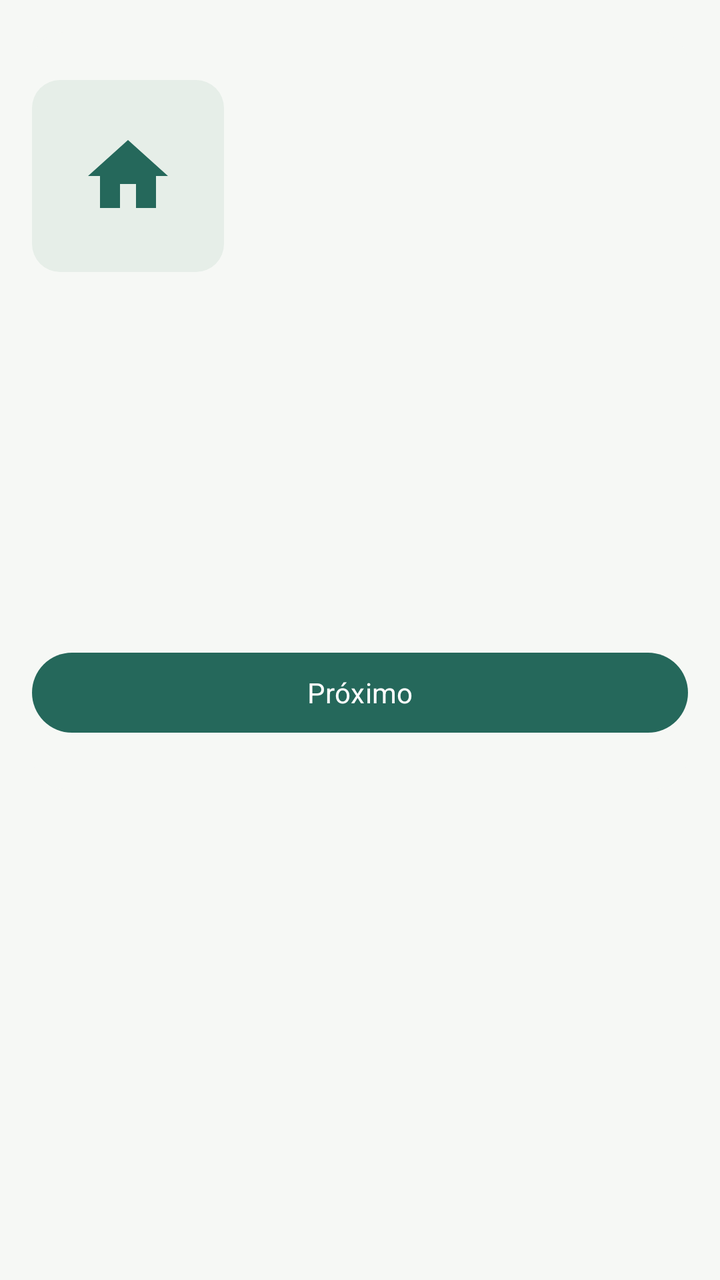
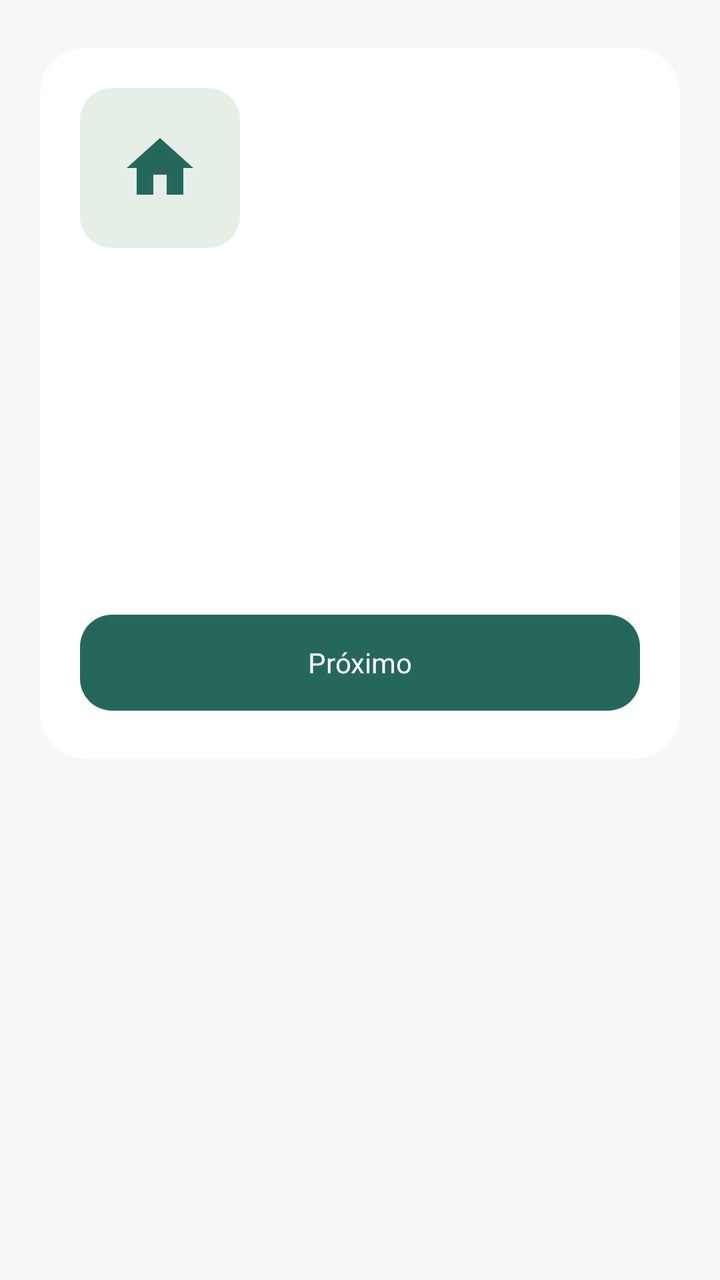

Before-and-after screenshots of an Android layout around one commit, followed by the original layout XML and the change that was made.
<!-- AndroidManifest.xml: application theme Theme.DoseCerta -->
<!-- res/layout/fragment_setup_tutorial.xml -->
<?xml version="1.0" encoding="utf-8"?>
<androidx.core.widget.NestedScrollView xmlns:android="http://schemas.android.com/apk/res/android" android:layout_width="match_parent" android:layout_height="match_parent"
    android:fillViewport="true" android:background="?android:attr/colorBackground">
    <LinearLayout android:layout_width="match_parent" android:layout_height="wrap_content" android:orientation="vertical" android:padding="@dimen/ui_page_padding">
        <include android:id="@+id/tutorial_card" layout="@layout/item_tutorial_card" android:layout_width="match_parent" android:layout_height="wrap_content" />
    </LinearLayout>
</androidx.core.widget.NestedScrollView>
<!-- res/layout/item_tutorial_card.xml (included above) -->
<?xml version="1.0" encoding="utf-8"?>
<com.google.android.material.card.MaterialCardView xmlns:android="http://schemas.android.com/apk/res/android" xmlns:app="http://schemas.android.com/apk/res-auto"
    android:layout_width="match_parent" android:layout_height="wrap_content" app:strokeWidth="0dp" app:cardBackgroundColor="?android:attr/colorBackground">
    <LinearLayout android:layout_width="match_parent" android:layout_height="wrap_content" android:orientation="vertical" android:paddingTop="24dp" android:paddingBottom="24dp">
        <ImageView android:id="@+id/image_tutorial_icon" android:layout_width="96dp" android:layout_height="96dp" android:padding="24dp"
            android:src="@drawable/ic_home" android:background="@drawable/ui_icon_container" app:tint="?attr/colorPrimary" android:importantForAccessibility="no" />
        <TextView android:id="@+id/text_title" android:layout_width="match_parent" android:layout_height="wrap_content" android:layout_marginTop="28dp"
            android:textAppearance="@style/TextAppearance.DoseCerta.Headline" android:accessibilityHeading="true" />
        <TextView android:id="@+id/text_description" android:layout_width="match_parent" android:layout_height="wrap_content" android:layout_marginTop="12dp"
            android:textAppearance="@style/TextAppearance.DoseCerta.Body" android:textSize="16sp" android:lineSpacingExtra="4dp" />
        <TextView android:id="@+id/text_progress" android:layout_width="match_parent" android:layout_height="wrap_content" android:layout_marginTop="28dp"
            android:textAppearance="@style/TextAppearance.DoseCerta.Label" android:textColor="?attr/colorPrimary" android:accessibilityLiveRegion="polite" />
        <LinearLayout android:id="@+id/layout_indicators" android:layout_width="match_parent" android:layout_height="wrap_content" android:layout_marginTop="12dp"
            android:orientation="horizontal" android:importantForAccessibility="no">
            <View android:id="@+id/indicator_1" android:layout_width="8dp" android:layout_height="8dp" android:layout_marginEnd="6dp" />
            <View android:id="@+id/indicator_2" android:layout_width="8dp" android:layout_height="8dp" android:layout_marginEnd="6dp" />
            <View android:id="@+id/indicator_3" android:layout_width="8dp" android:layout_height="8dp" />
        </LinearLayout>
        <com.google.android.material.button.MaterialButton android:id="@+id/button_action" android:layout_width="match_parent" android:layout_height="wrap_content"
            android:layout_marginTop="28dp" android:text="@string/setup_tutorial_button_next" />
    </LinearLayout>
</com.google.android.material.card.MaterialCardView>
<!-- resources referenced by this layout -->
<resources>
  <dimen name="ui_page_padding">16dp</dimen>
  <!-- drawable ui_icon_container (drawable) -->
  <?xml version="1.0" encoding="utf-8"?>
  <shape xmlns:android="http://schemas.android.com/apk/res/android"><solid android:color="?attr/colorSecondaryContainer" /><corners android:radius="14dp" /></shape>
  <style name="TextAppearance.DoseCerta.Body" parent="TextAppearance.Material3.BodyMedium">
          <item name="android:textColor">?attr/colorOnSurfaceVariant</item>
      </style>
  <style name="TextAppearance.DoseCerta.Headline" parent="TextAppearance.Material3.HeadlineMedium">
          <item name="android:textSize">24sp</item>
          <item name="android:textColor">?attr/colorOnSurface</item>
          <item name="android:fontFamily">sans-serif-medium</item>
          <item name="android:letterSpacing">-0.02</item>
      </style>
  <style name="TextAppearance.DoseCerta.Label" parent="TextAppearance.Material3.LabelMedium">
          <item name="android:textColor">?attr/colorOnSurfaceVariant</item>
      </style>
  <color name="ui_primary">#25685B</color>
  <color name="ui_on_primary">#FFFFFF</color>
  <color name="ui_secondary">#53685F</color>
  <color name="ui_tertiary">#486580</color>
  <color name="ui_error">#AD393A</color>
  <color name="ui_on_error">#FFFFFF</color>
  <color name="ui_background">#F6F8F5</color>
  <color name="ui_on_surface">#1D2924</color>
  <color name="ui_surface">#FFFFFF</color>
  <color name="ui_outline">#87958B</color>
  <style name="Widget.DoseCerta.Button" parent="Widget.Material3.Button">
          <item name="android:minHeight">48dp</item>
          <item name="android:textAllCaps">false</item>
          <item name="cornerRadius">24dp</item>
      </style>
  <style name="Widget.DoseCerta.CardView" parent="Widget.Material3.CardView.Outlined">
          <item name="cardBackgroundColor">?attr/colorSurface</item>
          <item name="cardCornerRadius">16dp</item>
          <item name="cardElevation">0dp</item>
          <item name="strokeColor">?attr/colorOutlineVariant</item>
          <item name="strokeWidth">1dp</item>
      </style>
  <style name="Widget.DoseCerta.TextInput" parent="Widget.Material3.TextInputLayout.OutlinedBox">
          <item name="boxCornerRadiusTopStart">12dp</item>
          <item name="boxCornerRadiusTopEnd">12dp</item>
          <item name="boxCornerRadiusBottomStart">12dp</item>
          <item name="boxCornerRadiusBottomEnd">12dp</item>
          <item name="boxBackgroundColor">?attr/colorSurface</item>
          <item name="boxStrokeColor">@color/ui_input_stroke</item>
      </style>
  <style name="ShapeAppearance.DoseCerta.SmallComponent" parent="ShapeAppearance.Material3.SmallComponent">
          <item name="cornerSize">12dp</item>
      </style>
  <style name="ShapeAppearance.DoseCerta.MediumComponent" parent="ShapeAppearance.Material3.MediumComponent">
          <item name="cornerSize">16dp</item>
      </style>
  <!-- unchanged entries left out for length: 21 -->
</resources>

<!-- the commit's change to res/layout/fragment_setup_tutorial.xml (unified diff, before → after) -->
@@ -1,30 +1,30 @@
 <?xml version="1.0" encoding="utf-8"?>
 <androidx.core.widget.NestedScrollView xmlns:android="http://schemas.android.com/apk/res/android" android:layout_width="match_parent" android:layout_height="match_parent"
     android:fillViewport="true" android:background="?android:attr/colorBackground">
-    <LinearLayout android:layout_width="match_parent" android:layout_height="wrap_content" android:orientation="vertical" android:padding="@dimen/ui_page_padding">
+    <LinearLayout android:layout_width="match_parent" android:layout_height="wrap_content" android:orientation="vertical" android:paddingStart="@dimen/ui_page_padding" android:paddingEnd="@dimen/ui_page_padding" android:paddingTop="@dimen/ui_page_top" android:paddingBottom="@dimen/ui_page_bottom">
         <include android:id="@+id/tutorial_card" layout="@layout/item_tutorial_card" android:layout_width="match_parent" android:layout_height="wrap_content" />
     </LinearLayout>
 </androidx.core.widget.NestedScrollView>
 <!-- res/layout/item_tutorial_card.xml (included above) -->
 <?xml version="1.0" encoding="utf-8"?>
 <com.google.android.material.card.MaterialCardView xmlns:android="http://schemas.android.com/apk/res/android" xmlns:app="http://schemas.android.com/apk/res-auto"
-    android:layout_width="match_parent" android:layout_height="wrap_content" app:strokeWidth="0dp" app:cardBackgroundColor="?android:attr/colorBackground">
-    <LinearLayout android:layout_width="match_parent" android:layout_height="wrap_content" android:orientation="vertical" android:paddingTop="24dp" android:paddingBottom="24dp">
-        <ImageView android:id="@+id/image_tutorial_icon" android:layout_width="96dp" android:layout_height="96dp" android:padding="24dp"
+    android:layout_width="match_parent" android:layout_height="wrap_content" app:strokeWidth="0dp" app:cardCornerRadius="22dp" app:cardBackgroundColor="?attr/colorSurface">
+    <LinearLayout android:layout_width="match_parent" android:layout_height="wrap_content" android:orientation="vertical" android:padding="@dimen/ui_content_padding">
+        <ImageView android:id="@+id/image_tutorial_icon" android:layout_width="80dp" android:layout_height="80dp" android:padding="20dp"
             android:src="@drawable/ic_home" android:background="@drawable/ui_icon_container" app:tint="?attr/colorPrimary" android:importantForAccessibility="no" />
-        <TextView android:id="@+id/text_title" android:layout_width="match_parent" android:layout_height="wrap_content" android:layout_marginTop="28dp"
+        <TextView android:id="@+id/text_title" android:layout_width="match_parent" android:layout_height="wrap_content" android:layout_marginTop="24dp"
             android:textAppearance="@style/TextAppearance.DoseCerta.Headline" android:accessibilityHeading="true" />
         <TextView android:id="@+id/text_description" android:layout_width="match_parent" android:layout_height="wrap_content" android:layout_marginTop="12dp"
             android:textAppearance="@style/TextAppearance.DoseCerta.Body" android:textSize="16sp" android:lineSpacingExtra="4dp" />
-        <TextView android:id="@+id/text_progress" android:layout_width="match_parent" android:layout_height="wrap_content" android:layout_marginTop="28dp"
+        <TextView android:id="@+id/text_progress" android:layout_width="match_parent" android:layout_height="wrap_content" android:layout_marginTop="24dp"
             android:textAppearance="@style/TextAppearance.DoseCerta.Label" android:textColor="?attr/colorPrimary" android:accessibilityLiveRegion="polite" />
         <LinearLayout android:id="@+id/layout_indicators" android:layout_width="match_parent" android:layout_height="wrap_content" android:layout_marginTop="12dp"
             android:orientation="horizontal" android:importantForAccessibility="no">
-            <View android:id="@+id/indicator_1" android:layout_width="8dp" android:layout_height="8dp" android:layout_marginEnd="6dp" />
-            <View android:id="@+id/indicator_2" android:layout_width="8dp" android:layout_height="8dp" android:layout_marginEnd="6dp" />
-            <View android:id="@+id/indicator_3" android:layout_width="8dp" android:layout_height="8dp" />
+            <View android:id="@+id/indicator_1" android:layout_width="@dimen/setup_indicator_size" android:layout_height="@dimen/setup_indicator_size" android:layout_marginEnd="6dp" />
+            <View android:id="@+id/indicator_2" android:layout_width="@dimen/setup_indicator_size" android:layout_height="@dimen/setup_indicator_size" android:layout_marginEnd="6dp" />
+            <View android:id="@+id/indicator_3" android:layout_width="@dimen/setup_indicator_size" android:layout_height="@dimen/setup_indicator_size" />
         </LinearLayout>
         <com.google.android.material.button.MaterialButton android:id="@+id/button_action" android:layout_width="match_parent" android:layout_height="wrap_content"
-            android:layout_marginTop="28dp" android:text="@string/setup_tutorial_button_next" />
+            android:layout_marginTop="24dp" android:minHeight="56dp" android:text="@string/setup_tutorial_button_next" />
     </LinearLayout>
 </com.google.android.material.card.MaterialCardView>
<!-- resource entries referenced after the edit -->
@@ -1,20 +1,29 @@
 <!-- resources referenced by this layout -->
 <resources>
-  <dimen name="ui_page_padding">16dp</dimen>
+  <dimen name="setup_indicator_size">8dp</dimen>
+  <dimen name="ui_content_padding">20dp</dimen>
+  <dimen name="ui_page_bottom">28dp</dimen>
+  <dimen name="ui_page_padding">20dp</dimen>
+  <dimen name="ui_page_top">24dp</dimen>
   <!-- drawable ui_icon_container (drawable) -->
   <?xml version="1.0" encoding="utf-8"?>
-  <shape xmlns:android="http://schemas.android.com/apk/res/android"><solid android:color="?attr/colorSecondaryContainer" /><corners android:radius="14dp" /></shape>
+  <shape xmlns:android="http://schemas.android.com/apk/res/android"><solid android:color="?attr/colorSecondaryContainer" /><corners android:radius="16dp" /></shape>
   <style name="TextAppearance.DoseCerta.Body" parent="TextAppearance.Material3.BodyMedium">
           <item name="android:textColor">?attr/colorOnSurfaceVariant</item>
+          <item name="android:textSize">14sp</item>
+          <item name="android:lineSpacingExtra">3dp</item>
       </style>
   <style name="TextAppearance.DoseCerta.Headline" parent="TextAppearance.Material3.HeadlineMedium">
-          <item name="android:textSize">24sp</item>
+          <item name="android:textSize">28sp</item>
           <item name="android:textColor">?attr/colorOnSurface</item>
           <item name="android:fontFamily">sans-serif-medium</item>
           <item name="android:letterSpacing">-0.02</item>
+          <item name="android:includeFontPadding">false</item>
       </style>
   <style name="TextAppearance.DoseCerta.Label" parent="TextAppearance.Material3.LabelMedium">
           <item name="android:textColor">?attr/colorOnSurfaceVariant</item>
+          <item name="android:textSize">12sp</item>
+          <item name="android:lineSpacingExtra">2dp</item>
       </style>
   <color name="ui_primary">#25685B</color>
   <color name="ui_on_primary">#FFFFFF</color>
@@ -29,29 +38,39 @@
   <style name="Widget.DoseCerta.Button" parent="Widget.Material3.Button">
           <item name="android:minHeight">48dp</item>
           <item name="android:textAllCaps">false</item>
-          <item name="cornerRadius">24dp</item>
+          <item name="cornerRadius">@dimen/button_corner_radius</item>
+          <item name="android:textAppearance">@style/TextAppearance.DoseCerta.Action</item>
+          <item name="android:paddingTop">12dp</item>
+          <item name="android:paddingBottom">12dp</item>
       </style>
   <style name="Widget.DoseCerta.CardView" parent="Widget.Material3.CardView.Outlined">
           <item name="cardBackgroundColor">?attr/colorSurface</item>
-          <item name="cardCornerRadius">16dp</item>
+          <item name="cardCornerRadius">@dimen/card_corner_radius</item>
           <item name="cardElevation">0dp</item>
           <item name="strokeColor">?attr/colorOutlineVariant</item>
           <item name="strokeWidth">1dp</item>
       </style>
   <style name="Widget.DoseCerta.TextInput" parent="Widget.Material3.TextInputLayout.OutlinedBox">
-          <item name="boxCornerRadiusTopStart">12dp</item>
-          <item name="boxCornerRadiusTopEnd">12dp</item>
-          <item name="boxCornerRadiusBottomStart">12dp</item>
-          <item name="boxCornerRadiusBottomEnd">12dp</item>
+          <item name="boxCornerRadiusTopStart">16dp</item>
+          <item name="boxCornerRadiusTopEnd">16dp</item>
+          <item name="boxCornerRadiusBottomStart">16dp</item>
+          <item name="boxCornerRadiusBottomEnd">16dp</item>
           <item name="boxBackgroundColor">?attr/colorSurface</item>
           <item name="boxStrokeColor">@color/ui_input_stroke</item>
       </style>
   <style name="ShapeAppearance.DoseCerta.SmallComponent" parent="ShapeAppearance.Material3.SmallComponent">
-          <item name="cornerSize">12dp</item>
+          <item name="cornerSize">16dp</item>
       </style>
   <style name="ShapeAppearance.DoseCerta.MediumComponent" parent="ShapeAppearance.Material3.MediumComponent">
-          <item name="cornerSize">16dp</item>
+          <item name="cornerSize">@dimen/card_corner_radius</item>
       </style>
+  <dimen name="button_corner_radius">16dp</dimen>
+  <style name="TextAppearance.DoseCerta.Action" parent="TextAppearance.Material3.LabelLarge">
+          <item name="android:fontFamily">sans-serif-medium</item>
+          <item name="android:textSize">14sp</item>
+          <item name="android:letterSpacing">0</item>
+      </style>
+  <dimen name="card_corner_radius">22dp</dimen>
   <!-- unchanged entries left out for length: 21 -->
 </resources>
 
